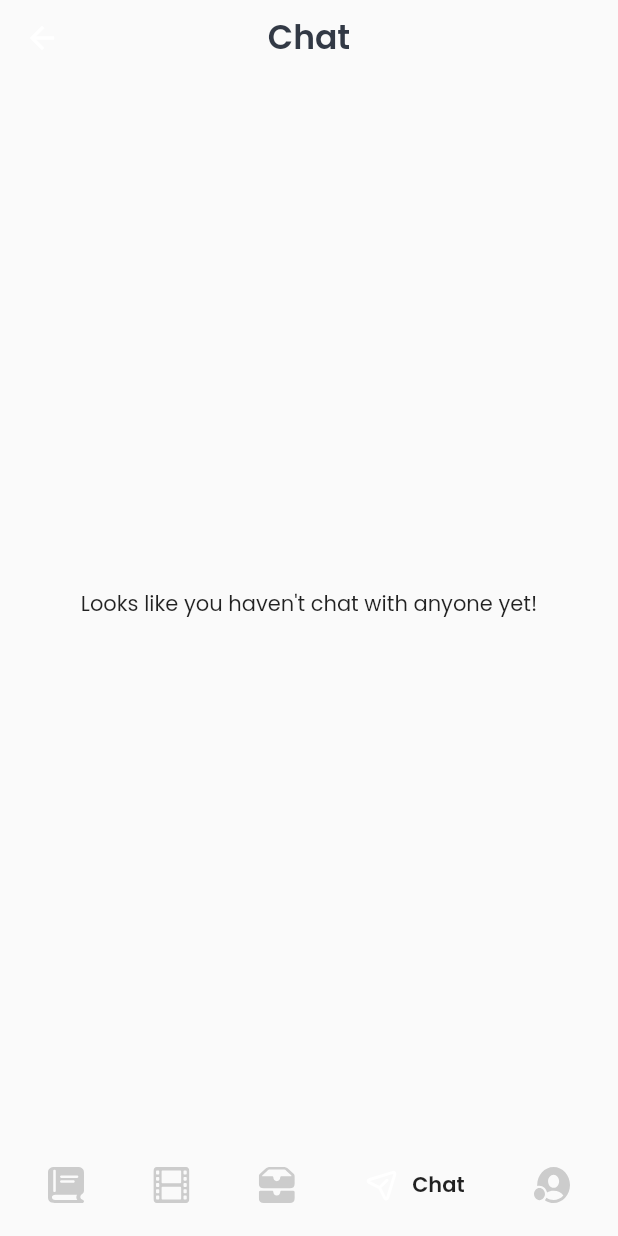
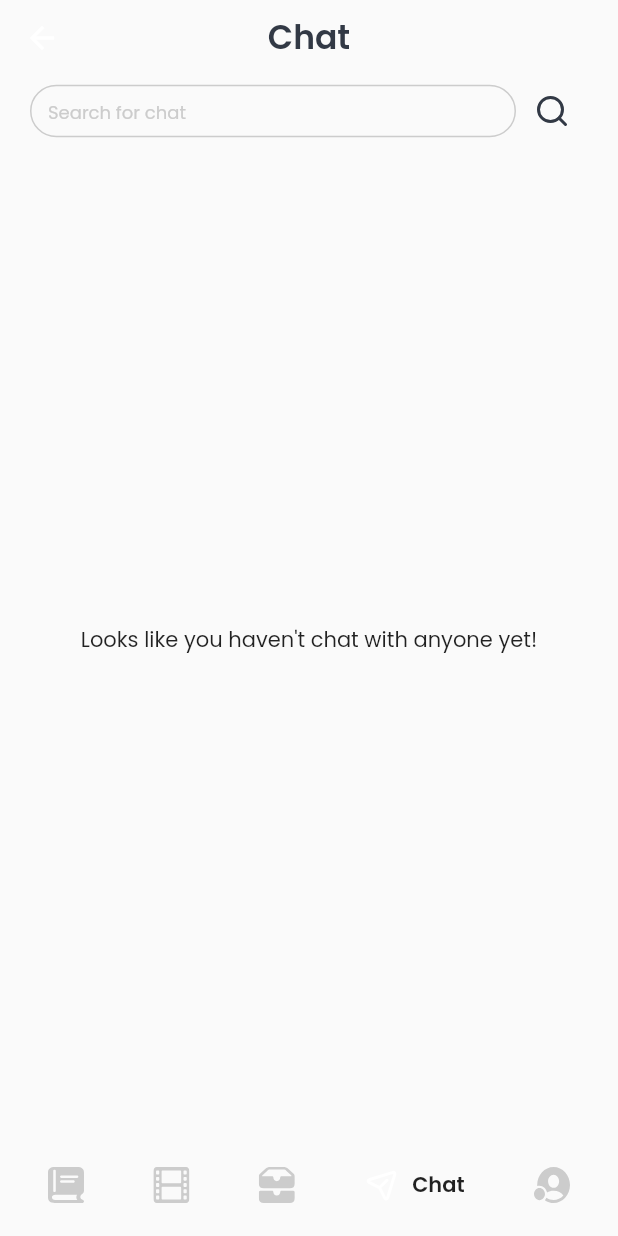
Before and after one commit to dkdeptrai/BookVies, a Flutter app: the MainScreen screen opened directly, item 4 of the bottom bar chosen, on a phone screen of 412 x 824 dp. Run offline on Flutter 3.47's test engine with Material 2 defaults, Android fonts, the light colour scheme and no system bars; drawn by our look-alikes of google_nav_bar; our stand-ins replace bloc, cached_network_image, carousel_slider, cloud_firestore, equatable, firebase_auth and 15 more; accounts and stored records are empty; project files that could hold a hidden picture were left out.

Commit message:
feat: added find chat and find user functionality

```diff
--- a/lib/screens/chat_list_screen/chat_list_screen.dart
+++ b/lib/screens/chat_list_screen/chat_list_screen.dart
@@ -1,6 +1,9 @@
 import 'package:bookvies/common_widgets/custom_app_bar.dart';
+import 'package:bookvies/common_widgets/search_bar.dart';
 import 'package:bookvies/models/chat_model.dart';
+import 'package:bookvies/models/user_model.dart';
 import 'package:bookvies/screens/chat_list_screen/widget/chat_tile.dart';
+import 'package:bookvies/screens/search_user_screen/search_user_screen.dart';
 import 'package:bookvies/utils/firebase_constants.dart';
 import 'package:flutter/material.dart';
 import 'package:rxdart/rxdart.dart';
@@ -16,6 +19,8 @@ class ChatListScreen extends StatefulWidget {
 class _ChatListScreenState extends State<ChatListScreen> {
   late final Stream<List<Chat>> _chatStream;
   late BehaviorSubject<List<Chat>> _chatSubject;
+  final searchController = TextEditingController();
+  List<Chat> _filteredChat = [];
 
   @override
   void initState() {
@@ -40,19 +45,36 @@ class _ChatListScreenState extends State<ChatListScreen> {
           title: 'Chat',
         ),
       ),
-      body: StreamBuilder<List<Chat>>(
+      body: Container(
+        child: Column(
+          children: [
+            Container(
+              margin: const EdgeInsets.symmetric(horizontal: 20),
+              child: CustomSearchBar(
+                noBackButton: true,
+                hint: 'Search for chat',
+                onSearch: () => _chatSearch(searchController.text),
+                controller: searchController,
+              ),
+            ),
+            Expanded(
+              child: StreamBuilder<List<Chat>>(
                 stream: _chatStream,
                 builder: (context, snapshot) {
                   if (snapshot.hasError) {
                     return const Center(
-                child: Text("Looks like you haven't chat with anyone yet!"));
-          } else if (snapshot.connectionState == ConnectionState.waiting) {
+                        child: Text(
+                            "Looks like you haven't chat with anyone yet!"));
+                  } else if (snapshot.connectionState ==
+                      ConnectionState.waiting) {
                     return const CircularProgressIndicator();
                   } else if (snapshot.data == null || snapshot.data!.isEmpty) {
                     return const Center(
-                child: Text("Looks like you haven't chat with anyone yet!"));
+                        child: Text(
+                            "Looks like you haven't chat with anyone yet!"));
                   }
-          final chats = snapshot.data!;
+                  final chats =
+                      _filteredChat.isNotEmpty ? _filteredChat : snapshot.data!;
                   return ListView.builder(
                     itemCount: chats.length,
                     itemBuilder: (context, index) {
@@ -64,13 +86,40 @@ class _ChatListScreenState extends State<ChatListScreen> {
                   );
                 },
               ),
+            ),
+          ],
+        ),
+      ),
     );
+  }
+
+  void _chatSearch(String text) async {
+    if (text.isEmpty) {
+      setState(() {
+        _filteredChat = [];
+      });
+    } else {
+      FocusScope.of(context).unfocus();
+      final ref = await usersRef
+          .where('keywords', arrayContains: searchController.text.toLowerCase())
+          .limit(10)
+          .get();
+      var searchResults = ref.docs
+          .map((doc) => UserModel.fromMap(doc.data()! as Map<String, dynamic>))
+          .toList();
+      var userIds = searchResults.map((user) => user.id).toList();
+      setState(() {
+        _filteredChat = _chatSubject.value
+            .where((chat) => chat.usersId.any((id) => userIds.contains(id)))
+            .toList();
+      });
+    }
   }
 }
 
 Tuple2<Stream<List<Chat>>, BehaviorSubject<List<Chat>>> chatUpdates() {
   final collectionStream = chatRef
-      .where('usersId', arrayContains: currentUser!.uid)
+      .where('usersId', arrayContains: firebaseAuth.currentUser!.uid)
       .orderBy('lastTime', descending: true)
       .snapshots()
       .map((querySnapshot) => querySnapshot.docs
--- a/lib/screens/chat_screen/chat_screen.dart
+++ b/lib/screens/chat_screen/chat_screen.dart
@@ -29,7 +29,9 @@ class _ChatScreenState extends State<ChatScreen> {
   Future<UserModel> _getUser() async {
     return FirebaseFirestore.instance
         .collection('users')
-        .doc(widget.chat.usersId.where((id) => id != currentUser!.uid).first)
+        .doc(widget.chat.usersId
+            .where((id) => id != firebaseAuth.currentUser!.uid)
+            .first)
         .get()
         .then(
           (value) => UserModel.fromMap(value.data() as Map<String, dynamic>),
@@ -163,7 +165,7 @@ class _ChatScreenState extends State<ChatScreen> {
       {
         'content': text,
         'sendTime': DateTime.now(),
-        'senderId': currentUser!.uid,
+        'senderId': firebaseAuth.currentUser!.uid,
         'read': false,
       },
     );
--- a/lib/screens/chat_screen/widgets/chat_messages_widget.dart
+++ b/lib/screens/chat_screen/widgets/chat_messages_widget.dart
@@ -32,7 +32,7 @@ class _ChatMessagesWidgetState extends State<ChatMessagesWidget> {
         .collection('chat')
         .doc(widget.chat.docId)
         .collection('messages')
-        .where('senderId', isNotEqualTo: currentUser!.uid)
+        .where('senderId', isNotEqualTo: firebaseAuth.currentUser!.uid)
         .where('read', isEqualTo: false);
 
     final messagesSnapshot = await messagesQuery.get();
--- a/lib/screens/chat_screen/widgets/message_widget.dart
+++ b/lib/screens/chat_screen/widgets/message_widget.dart
@@ -17,7 +17,7 @@ class MessageWidget extends StatelessWidget {
 
   @override
   Widget build(BuildContext context) {
-    bool isCurrentUser = message.senderId == currentUser!.uid;
+    bool isCurrentUser = message.senderId == firebaseAuth.currentUser!.uid;
 
     return Align(
       alignment: isCurrentUser ? Alignment.centerRight : Alignment.centerLeft,
--- a/lib/screens/main_screen/main_screen.dart
+++ b/lib/screens/main_screen/main_screen.dart
@@ -1,4 +1,5 @@
 import 'package:bookvies/blocs/nav_bar_bloc/nav_bar_bloc.dart';
+import 'package:bookvies/blocs/user_bloc/user_bloc.dart';
 import 'package:bookvies/constant/assets.dart';
 import 'package:bookvies/constant/colors.dart';
 import 'package:bookvies/screens/books_screen/book_screen.dart';
@@ -28,7 +29,7 @@ class _MainScreenState extends State<MainScreen> {
     const LibraryScreen(),
     const ChatListScreen(),
     ProfileScreen(
-      userId: currentUser!.uid,
+      userId: firebaseAuth.currentUser!.uid,
     )
   ];
 
--- a/lib/services/authentication/authentication_firebase_provider.dart
+++ b/lib/services/authentication/authentication_firebase_provider.dart
@@ -71,12 +71,7 @@ class FirebaseAuthProvider implements AuthProvider {
         email: email,
         password: password,
       );
-<<<<<<< HEAD
-      final user = AuthUser.fromFirebase(FirebaseAuth.instance.currentUser!);
-=======
-      print("Here: ${firebaseAuth.currentUser!.uid}");
       final user = currentUser;
->>>>>>> c5aa9b67c4a782b7195c2dda096bd546bfaf6062
       if (user != null) {
         return user;
       } else {
--- a/lib/services/user_service.dart
+++ b/lib/services/user_service.dart
@@ -5,17 +5,12 @@ class UserService {
   Future<UserModel?> loadUserData() async {
     try {
       final String uid = firebaseAuth.currentUser!.uid;
-<<<<<<< HEAD
-=======
-      print("Uid: $uid");
->>>>>>> c5aa9b67c4a782b7195c2dda096bd546bfaf6062
 
       final snapshot = await usersRef.doc(uid).get();
 
       return UserModel.fromMap(snapshot.data() as Map<String, dynamic>)
           .copyWith(id: snapshot.id);
     } catch (error) {
-      print("Load user error: $error");
       return null;
     }
   }
```
Also changed, not shown: lib/blocs/auth_bloc/auth_bloc.dart (+7 -6 lines), lib/screens/chat_list_screen/widget/chat_tile.dart (+6 -5 lines), lib/screens/profile_screen/profile_screen.dart (+10 -13 lines), lib/screens/profile_screen/widgets/user_description_widget.dart (+12 -12 lines). Lines whose indentation alone changed are shown as unchanged.
